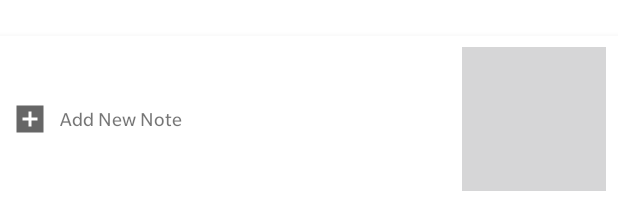
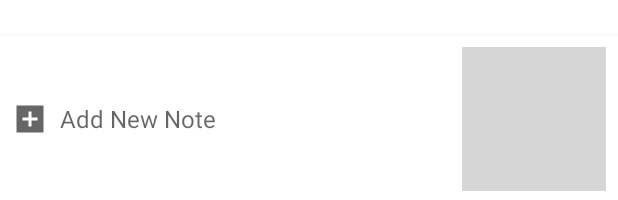
Before and after one commit to sephiroth74/Appunti, an Android app: the layout main_activity.xml on its own in the app's theme, with its tools: preview values and no code run, on a phone screen of 412 x 824 dp. Shown: the part 1033-1233 px from the top of the screen. Run offline under Robolectric (Android 15) with nearby library versions, the phone set to English and light mode, and no system bars; plain views replace SearchView.

Commit message:
removed fonts (for now)

```diff
--- a/app/src/main/AndroidManifest.xml
+++ b/app/src/main/AndroidManifest.xml
@@ -49,6 +49,7 @@
                 android:name="android.support.PARENT_ACTIVITY"
                 android:value="it.sephiroth.android.app.appunti.MainActivity" />
         </activity>
+
     </application>
 
 </manifest>
--- a/app/src/main/java/it/sephiroth/android/app/appunti/MainActivity.kt
+++ b/app/src/main/java/it/sephiroth/android/app/appunti/MainActivity.kt
@@ -32,6 +32,7 @@ import io.reactivex.disposables.Disposable
 import io.reactivex.schedulers.Schedulers
 import it.sephiroth.android.app.appunti.db.tables.Entry
 import it.sephiroth.android.app.appunti.ext.currentThread
+import it.sephiroth.android.app.appunti.ext.getColor
 import it.sephiroth.android.app.appunti.ext.getColorStateList
 import it.sephiroth.android.app.appunti.ext.isLightTheme
 import it.sephiroth.android.app.appunti.models.MainViewModel
@@ -64,7 +65,7 @@ class MainActivity : AppuntiActivity() {
 
         layoutManager = itemsRecycler.layoutManager as StaggeredGridLayoutManager
 
-        drawerLayout.setStatusBarBackgroundColor(Color.WHITE)
+        drawerLayout.setStatusBarBackgroundColor(theme.getColor(this, android.R.attr.windowBackground))
 
         model.entries.observe(this, Observer {
             Timber.i("[${currentThread()}] entries changed")
--- a/app/src/main/res/font/font.xml
+++ /dev/null
@@ -1,4 +0,0 @@
-<?xml version="1.0" encoding="utf-8"?>
-<font-family xmlns:android="http://schemas.android.com/apk/res/android">
-
-</font-family>
--- a/app/src/main/res/layout/main_item_list_entry.xml
+++ b/app/src/main/res/layout/main_item_list_entry.xml
@@ -43,8 +43,7 @@
             android:layout_height="wrap_content"
             android:layout_marginTop="8dp"
             android:textAppearance="?attr/textAppearanceListItemSmall"
-            android:textSize="@dimen/text_size_subhead_material"
-            app:fontFamily="?attr/fontFamilyThin" />
+            android:textSize="@dimen/text_size_subhead_material" />
 
         <androidx.appcompat.widget.AppCompatTextView
             android:id="@+id/chip"
@@ -55,8 +54,7 @@
             android:checkable="false"
             android:padding="8dp"
             android:textAppearance="?attr/textAppearanceListItemSmall"
-            android:textSize="@dimen/text_size_caption_material"
-            app:fontFamily="?attr/fontFamilyThin" />
+            android:textSize="@dimen/text_size_caption_material" />
 
 
     </LinearLayout>
--- a/app/src/main/res/values/styles.xml
+++ b/app/src/main/res/values/styles.xml
@@ -18,12 +18,10 @@
 
     <style name="Theme.Appunti.TextAppearance" parent="" />
 
-    <style name="Theme.Appunti.TextAppearance.NewNote" parent="@android:style/TextAppearance.Material.Small">
-        <item name="fontFamily">?attr/fontFamilyBold</item>
-        <item name="android:fontFamily">?attr/fontFamilyBold</item>
-        <item name="android:textSize">@dimen/text_size_small_material</item>
-        <!--<item name="android:textColor">?attr/colorControlNormal</item>-->
-        <!--<item name="android:textSize">@dimen/text_size_caption_material</item>-->
+    <style name="Theme.Appunti.TextAppearance.NewNote" parent="@android:style/TextAppearance.Material.Medium">
+        <!--<item name="fontFamily">?attr/fontFamilyBold</item>-->
+        <!--<item name="android:fontFamily">?attr/fontFamilyBold</item>-->
+        <item name="android:textSize">16sp</item>
     </style>
 
 
--- a/app/src/main/res/values/themes.xml
+++ b/app/src/main/res/values/themes.xml
@@ -15,11 +15,11 @@
 
 
         <!-- fonts -->
-        <item name="android:fontFamily">@font/slate_regular</item>
-        <item name="fontFamily">@font/slate_regular</item>
-        <item name="fontFamilyLight">@font/slate_light</item>
-        <item name="fontFamilyThin">@font/slate_thin</item>
-        <item name="fontFamilyBold">@font/slate_bold</item>
+        <!--<item name="android:fontFamily">@font/assistant_extralight</item>-->
+        <!--<item name="fontFamily">@font/product_sans_regular</item>-->
+        <!--<item name="fontFamilyLight">@font/poppins_light</item>-->
+        <!--<item name="fontFamilyThin">@font/product_sans_regular</item>-->
+        <!--<item name="fontFamilyBold">@font/product_sans_regular</item>-->
 
         <!-- default colors -->
         <item name="android:windowDrawsSystemBarBackgrounds">true</item>
@@ -46,11 +46,11 @@
         <item name="android:statusBarColor">?android:attr/windowBackground</item>
         <item name="android:windowLightStatusBar" tools:ignore="NewApi">false</item>
 
-        <item name="android:fontFamily">@font/slate_regular</item>
-        <item name="fontFamily">@font/slate_regular</item>
-        <item name="fontFamilyLight">@font/slate_light</item>
-        <item name="fontFamilyThin">@font/slate_thin</item>
-        <item name="fontFamilyBold">@font/slate_bold</item>
+        <!--<item name="android:fontFamily">@font/slate_regular</item>-->
+        <!--<item name="fontFamily">@font/slate_regular</item>-->
+        <!--<item name="fontFamilyLight">@font/slate_light</item>-->
+        <!--<item name="fontFamilyThin">@font/slate_thin</item>-->
+        <!--<item name="fontFamilyBold">@font/slate_bold</item>-->
 
         <item name="android:windowDrawsSystemBarBackgrounds">true</item>
         <item name="search_theme">dark</item>
```
Also changed, not shown: app/src/main/res/font-v26/font.xml (deleted, +0 -53 lines), app/src/main/res/values/attrs.xml (+4 -4 lines), app/src/main/res/font/product_sans_regular.ttf (added), app/src/main/res/font/roboto_bold.ttf (deleted), app/src/main/res/font/roboto_italic.ttf (deleted), app/src/main/res/font/roboto_light.ttf (deleted), app/src/main/res/font/roboto_medium.ttf (deleted), app/src/main/res/font/roboto_regular.ttf (deleted), app/src/main/res/font/slate_bold.ttf (deleted), app/src/main/res/font/slate_book.ttf (deleted), app/src/main/res/font/slate_light.ttf (deleted), app/src/main/res/font/slate_regular.ttf (deleted), app/src/main/res/font/slate_thin.ttf (deleted).
